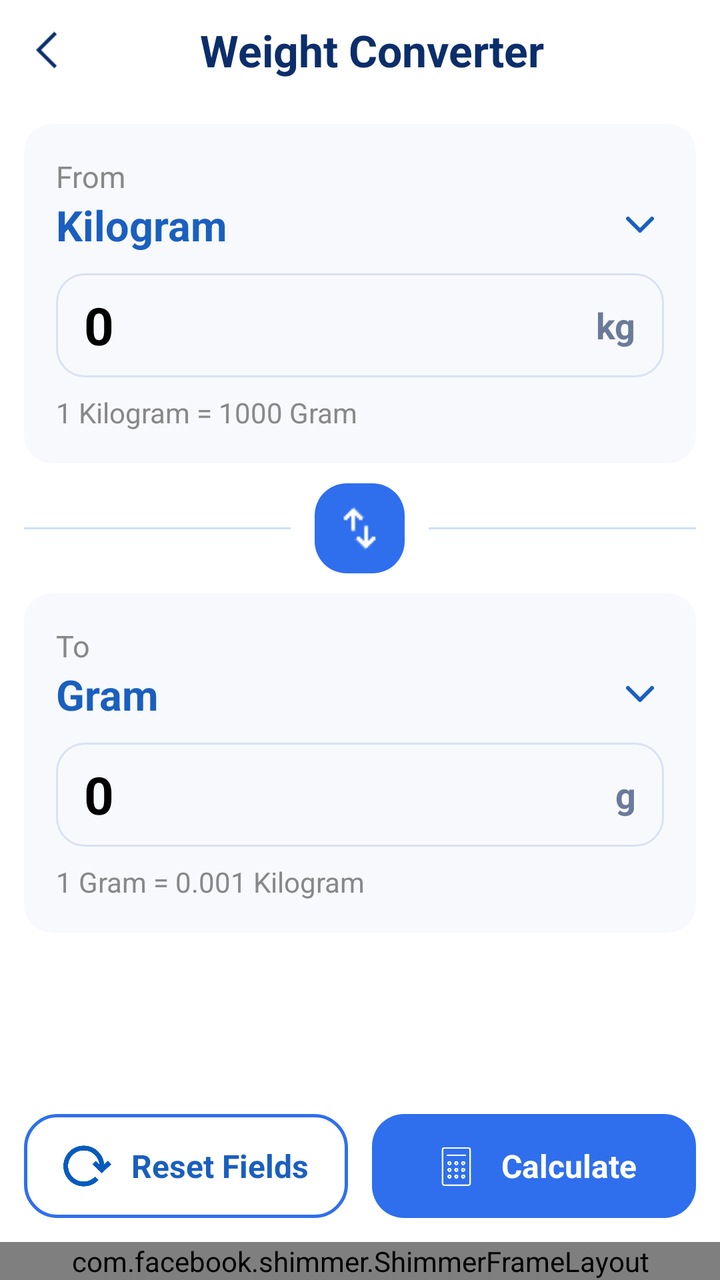
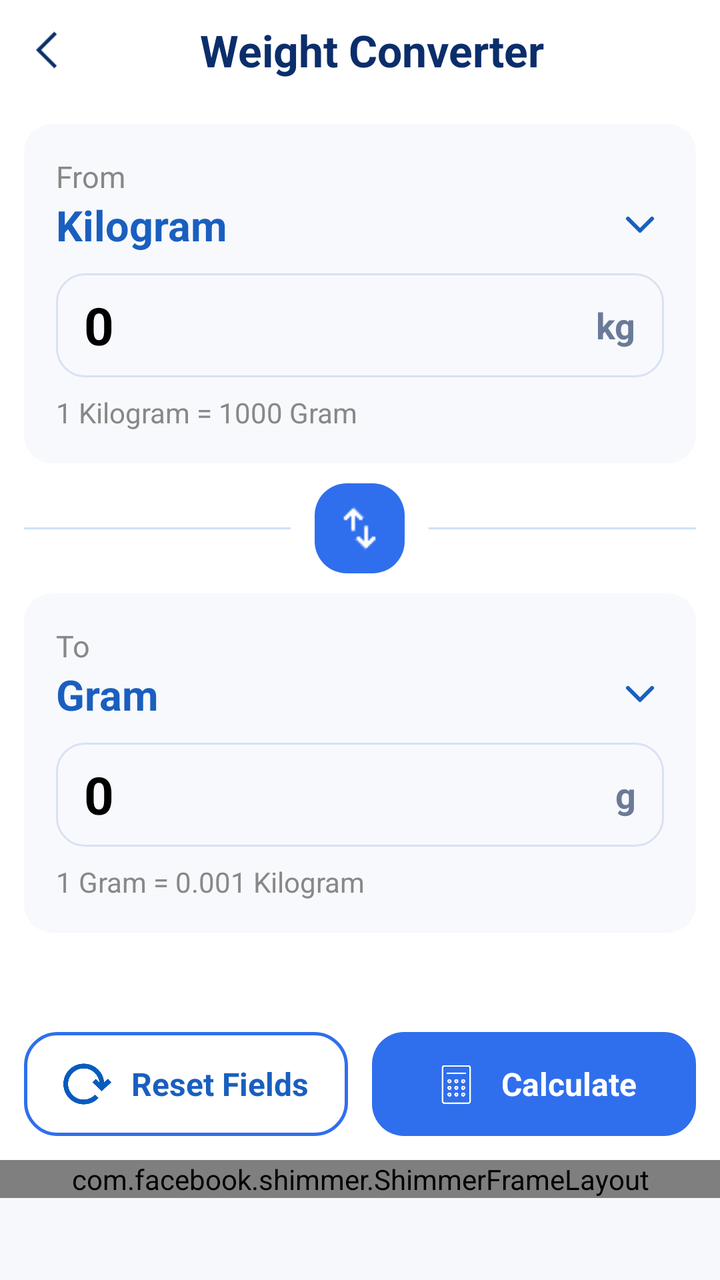

Two renders of the same Android screen: before a commit and after it. Below are the layout's source before the change and the commit's diff.
<!-- AndroidManifest.xml: application theme Theme.LoanSmart -->
<!-- res/layout/activity_weight_converter.xml -->
<?xml version="1.0" encoding="utf-8"?>
<LinearLayout
    xmlns:android="http://schemas.android.com/apk/res/android"
    xmlns:app="http://schemas.android.com/apk/res-auto"
    android:id="@+id/main"
    android:layout_width="match_parent"
    android:layout_height="match_parent"
    android:background="@color/background_color"
    android:orientation="vertical">

    <com.google.android.material.appbar.MaterialToolbar
        android:id="@+id/headerLayout"
        android:layout_width="match_parent"
        android:layout_height="50dp"
        android:background="@color/background_color"
        android:gravity="center_vertical"
        android:paddingStart="18dp"
        android:paddingEnd="18dp">

        <ImageView
            android:id="@+id/backButton"
            android:layout_width="22dp"
            android:layout_height="30dp"
            android:layout_gravity="center_vertical"
            android:src="@drawable/back_ic"
            app:tint="@color/header_blue_dark" />

        <TextView
            android:layout_width="wrap_content"
            android:layout_height="wrap_content"
            android:layout_gravity="center"
            android:layout_marginStart="12dp"
            android:text="Weight Converter"
            android:textColor="@color/header_blue_dark"
            android:textSize="22sp"
            android:textStyle="bold" />

    </com.google.android.material.appbar.MaterialToolbar>


    <LinearLayout
        android:layout_width="match_parent"
        android:layout_height="0dp"
        android:layout_weight="1"
        android:orientation="vertical"
        android:padding="12dp">

        
        <LinearLayout
            android:layout_width="match_parent"
            android:layout_height="wrap_content"
            android:background="@drawable/cash_fild_bg"
            android:orientation="vertical"
            android:padding="16dp">

            <TextView
                android:layout_width="wrap_content"
                android:layout_height="wrap_content"
                android:text="From"
                android:textColor="@color/grey"
                android:textSize="15sp" />

            <LinearLayout
                android:id="@+id/fromUnitSelector"
                android:layout_width="match_parent"
                android:layout_height="wrap_content"
                android:background="?attr/selectableItemBackground"
                android:clickable="true"
                android:focusable="true"
                android:gravity="center_vertical"
                android:orientation="horizontal">

                <TextView
                    android:id="@+id/tvFromUnit"
                    android:layout_width="0dp"
                    android:layout_height="wrap_content"
                    android:layout_weight="1"
                    android:text="Kilogram"
                    android:textColor="@color/header_blue_light"
                    android:textSize="21sp"
                    android:textStyle="bold" />

                <ImageView
                    android:layout_width="24dp"
                    android:layout_height="24dp"
                    android:src="@drawable/ic_dropdown"
                    app:tint="@color/header_blue_light" />

            </LinearLayout>

            <LinearLayout
                android:layout_width="match_parent"
                android:layout_height="52dp"
                android:layout_marginTop="10dp"
                android:background="@drawable/bg_input_field"
                android:gravity="center_vertical"
                android:orientation="horizontal"
                android:paddingStart="14dp"
                android:paddingEnd="14dp">

                <EditText
                    android:id="@+id/etFrom"
                    android:layout_width="0dp"
                    android:layout_height="match_parent"
                    android:layout_weight="1"
                    android:background="@null"
                    android:hint="0"
                    android:inputType="numberDecimal"
                    android:text="0"
                    android:textColor="@color/text_color"
                    android:textSize="26sp"
                    android:textStyle="bold" />

                <TextView
                    android:id="@+id/tvFromSymbol"
                    android:layout_width="wrap_content"
                    android:layout_height="wrap_content"
                    android:text="kg"
                    android:textColor="#6B7A99"
                    android:textSize="18sp"
                    android:textStyle="bold" />

            </LinearLayout>

            <TextView
                android:id="@+id/tvFromInfo"
                android:layout_width="wrap_content"
                android:layout_height="wrap_content"
                android:layout_marginTop="8dp"
                android:text="1 Kilogram = 1000 Gram"
                android:textColor="@color/grey"
                android:textSize="14sp" />

        </LinearLayout>


        <LinearLayout
            android:layout_width="match_parent"
            android:layout_height="wrap_content"
            android:layout_marginTop="10dp"
            android:layout_marginBottom="10dp"
            android:gravity="center_vertical"
            android:orientation="horizontal">

            <View
                android:layout_width="0dp"
                android:layout_height="1dp"
                android:layout_weight="1"
                android:background="#CFE0F7" />

            <FrameLayout
                android:id="@+id/btnSwap"
                android:layout_width="45dp"
                android:layout_height="45dp"
                android:layout_marginStart="12dp"
                android:layout_marginEnd="12dp"
                android:background="@drawable/bg_button_primary"
                android:clickable="true"
                android:focusable="true">

                <ImageView
                    android:layout_width="25dp"
                    android:layout_height="25dp"
                    android:layout_gravity="center"
                    android:src="@drawable/swap_ic"
                    android:contentDescription="Swap units"
                    app:tint="#FFFFFF" />

            </FrameLayout>

            <View
                android:layout_width="0dp"
                android:layout_height="1dp"
                android:layout_weight="1"
                android:background="#CFE0F7" />

        </LinearLayout>


        
        <LinearLayout
            android:layout_width="match_parent"
            android:layout_height="wrap_content"
            android:background="@drawable/cash_fild_bg"
            android:orientation="vertical"
            android:padding="16dp">

            <TextView
                android:layout_width="wrap_content"
                android:layout_height="wrap_content"
                android:text="To"
                android:textColor="@color/grey"
                android:textSize="15sp" />

            <LinearLayout
                android:id="@+id/toUnitSelector"
                android:layout_width="match_parent"
                android:layout_height="wrap_content"
                android:background="?attr/selectableItemBackground"
                android:clickable="true"
                android:focusable="true"
                android:gravity="center_vertical"
                android:orientation="horizontal">

                <TextView
                    android:id="@+id/tvToUnit"
                    android:layout_width="0dp"
                    android:layout_height="wrap_content"
                    android:layout_weight="1"
                    android:text="Gram"
                    android:textColor="@color/header_blue_light"
                    android:textSize="21sp"
                    android:textStyle="bold" />

                <ImageView
                    android:layout_width="24dp"
                    android:layout_height="24dp"
                    android:src="@drawable/ic_dropdown"
                    app:tint="@color/header_blue_light" />

            </LinearLayout>

            <LinearLayout
                android:layout_width="match_parent"
                android:layout_height="52dp"
                android:layout_marginTop="10dp"
                android:background="@drawable/bg_input_field"
                android:gravity="center_vertical"
                android:orientation="horizontal"
                android:paddingStart="14dp"
                android:paddingEnd="14dp">

                <EditText
                    android:id="@+id/etTo"
                    android:layout_width="0dp"
                    android:layout_height="match_parent"
                    android:layout_weight="1"
                    android:background="@null"
                    android:hint="0"
                    android:inputType="numberDecimal"
                    android:text="0"
                    android:textColor="@color/text_color"
                    android:textSize="26sp"
                    android:textStyle="bold" />

                <TextView
                    android:id="@+id/tvToSymbol"
                    android:layout_width="wrap_content"
                    android:layout_height="wrap_content"
                    android:text="g"
                    android:textColor="#6B7A99"
                    android:textSize="18sp"
                    android:textStyle="bold" />

            </LinearLayout>

            <TextView
                android:id="@+id/tvToInfo"
                android:layout_width="wrap_content"
                android:layout_height="wrap_content"
                android:layout_marginTop="8dp"
                android:text="1 Gram = 0.001 Kilogram"
                android:textColor="@color/grey"
                android:textSize="14sp" />

        </LinearLayout>

        
        <View
            android:layout_width="match_parent"
            android:layout_height="0dp"
            android:layout_weight="1"
            android:minHeight="48dp" />

        
        <LinearLayout
            android:layout_width="match_parent"
            android:layout_height="wrap_content"
            android:layout_marginTop="16dp"
            android:orientation="horizontal">

            <LinearLayout
                android:id="@+id/btnReset"
                android:layout_width="0dp"
                android:layout_height="52dp"
                android:layout_marginEnd="6dp"
                android:layout_weight="1"
                android:background="@drawable/bg_button_outline"
                android:clickable="true"
                android:focusable="true"
                android:gravity="center"
                android:orientation="horizontal">

                <ImageView
                    android:layout_width="24dp"
                    android:layout_height="24dp"
                    android:src="@drawable/reset_ic" />

                <TextView
                    android:layout_width="wrap_content"
                    android:layout_height="wrap_content"
                    android:layout_marginStart="10dp"
                    android:text="Reset Fields"
                    android:textColor="@color/header_blue_light"
                    android:textSize="16sp"
                    android:textStyle="bold" />

            </LinearLayout>

            <LinearLayout
                android:id="@+id/btnCalculate"
                android:layout_width="0dp"
                android:layout_height="52dp"
                android:layout_marginStart="6dp"
                android:layout_weight="1"
                android:background="@drawable/bg_button_primary"
                android:clickable="true"
                android:focusable="true"
                android:gravity="center"
                android:orientation="horizontal">

                <ImageView
                    android:layout_width="25dp"
                    android:layout_height="25dp"
                    android:src="@drawable/calculator_ic"
                    app:tint="@color/white" />

                <TextView
                    android:layout_width="wrap_content"
                    android:layout_height="wrap_content"
                    android:layout_marginStart="10dp"
                    android:text="Calculate"
                    android:textColor="@color/white"
                    android:textSize="16sp"
                    android:textStyle="bold" />

            </LinearLayout>

        </LinearLayout>

    </LinearLayout>
    <FrameLayout
        android:id="@+id/bannerContainer"
        android:layout_width="match_parent"
        android:layout_height="wrap_content"
        android:background="@color/screen_bg"
        android:gravity="center">

        <include
            layout="@layout/banner_shimmer_layout"
            android:layout_width="match_parent"
            android:layout_height="wrap_content" />
    </FrameLayout>
</LinearLayout>
<!-- res/layout/banner_shimmer_layout.xml (included above) -->
<?xml version="1.0" encoding="utf-8"?>
<com.facebook.shimmer.ShimmerFrameLayout xmlns:android="http://schemas.android.com/apk/res/android"
    xmlns:app="http://schemas.android.com/apk/res-auto"
    xmlns:tools="http://schemas.android.com/tools"
    android:id="@+id/shimmer_banner_container"
    android:layout_width="match_parent"
    android:layout_height="60dp"
    app:shimmer_auto_start="true"
    app:shimmer_base_color="@color/shimer_base_color"
    tools:ignore="MissingClass">

    <androidx.appcompat.widget.LinearLayoutCompat
        android:layout_width="match_parent"
        android:layout_height="match_parent"
        android:background="@color/white"
        android:gravity="center"
        android:orientation="horizontal">

        <androidx.appcompat.widget.AppCompatTextView
            android:layout_width="16dp"
            android:layout_height="16dp"
            android:layout_gravity="top"
            android:layout_marginStart="2dp"
            android:layout_marginTop="2dp"
            android:background="@drawable/ads_icon"
            android:gravity="center"
            android:text="@string/ad"
            android:textColor="@color/white"
            android:textSize="11sp" />

        <androidx.appcompat.widget.AppCompatImageView
            android:layout_width="40dp"
            android:layout_height="40dp"
            android:layout_margin="8dp"
            android:background="@color/lightTransparent"
            android:scaleType="centerCrop"
            tools:ignore="ContentDescription" />

        <androidx.appcompat.widget.LinearLayoutCompat
            android:layout_width="0dp"
            android:layout_height="match_parent"
            android:layout_gravity="center"
            android:layout_marginEnd="5dp"
            android:layout_weight="1"
            android:gravity="center"
            android:orientation="vertical">

            <androidx.appcompat.widget.AppCompatTextView
                android:layout_width="match_parent"
                android:layout_height="wrap_content"
                android:layout_marginTop="5dp"
                android:layout_marginBottom="2dp"
                android:background="@color/lightTransparent"
                android:ellipsize="end"
                android:lines="1"
                android:textColor="@android:color/black"
                android:textSize="15sp" />

            <androidx.appcompat.widget.AppCompatTextView
                android:layout_width="170dp"
                android:layout_height="wrap_content"
                android:layout_gravity="start"
                android:layout_marginTop="2dp"
                android:layout_marginBottom="5dp"
                android:background="@color/lightTransparent"
                android:ellipsize="end"
                android:lines="1"
                android:textColor="@android:color/darker_gray"
                android:textSize="14sp" />

        </androidx.appcompat.widget.LinearLayoutCompat>

        <androidx.appcompat.widget.LinearLayoutCompat
            android:layout_width="100dp"
            android:layout_height="match_parent"
            android:layout_gravity="center"
            android:layout_marginTop="5dp"
            android:layout_marginEnd="5dp"
            android:layout_marginBottom="5dp"
            android:background="@drawable/bg_card_ads"
            android:backgroundTint="@color/lightTransparent"
            android:gravity="center"
            android:textColor="@android:color/white"
            android:textSize="12sp" />

    </androidx.appcompat.widget.LinearLayoutCompat>

</com.facebook.shimmer.ShimmerFrameLayout>
<!-- resources referenced by this layout -->
<resources>
  <color name="background_color">#FFFFFF</color>
  <color name="grey">#888</color>
  <color name="header_blue_dark">#0B2E6B</color>
  <color name="header_blue_light">#1A5FBF</color>
  <color name="lightTransparent">#16000000</color>
  <color name="screen_bg">#F7F8FC</color>
  <color name="shimer_base_color">#979595</color>
  <color name="text_color">#FF000000</color>
  <color name="white">#FFFFFF</color>
  <!-- drawable ads_icon (drawable) -->
  <?xml version="1.0" encoding="utf-8"?>
  <shape xmlns:android="http://schemas.android.com/apk/res/android">
      <solid android:color="#0E204A" />
      <corners android:radius="16dp" />
  </shape>
  <!-- drawable bg_button_outline (drawable) -->
  <?xml version="1.0" encoding="utf-8"?>
  <shape xmlns:android="http://schemas.android.com/apk/res/android"
      android:shape="rectangle">
  
      <solid android:color="@android:color/transparent" />
  
      <stroke
          android:width="1.5dp"
          android:color="@color/gradient_end" />
  
      <corners android:radius="16dp" />
  
      <padding
          android:left="12dp"
          android:top="8dp"
          android:right="12dp"
          android:bottom="8dp" />
  
  </shape>
  <!-- drawable bg_button_primary (drawable) -->
  <?xml version="1.0" encoding="utf-8"?>
  <shape xmlns:android="http://schemas.android.com/apk/res/android"
      android:shape="rectangle">
  
      <solid android:color="@color/gradient_end" />
  
      <corners android:radius="16dp" />
  
      <padding
          android:left="12dp"
          android:top="8dp"
          android:right="12dp"
          android:bottom="8dp" />
  
  </shape>
  <!-- drawable bg_card_ads (drawable) -->
  <?xml version="1.0" encoding="utf-8"?>
  <shape xmlns:android="http://schemas.android.com/apk/res/android"
      android:shape="rectangle">
      <corners android:radius="10dp" />
      <solid android:color="@color/white" />
      <stroke
          android:width="1dp"
          android:color="@color/white" />
  </shape>
  <!-- drawable bg_input_field (drawable) -->
  <?xml version="1.0" encoding="utf-8"?>
  <shape xmlns:android="http://schemas.android.com/apk/res/android"
      android:shape="rectangle">
  
      <solid android:color="#F7F9FC" />
  
      <stroke
          android:width="1dp"
          android:color="#D9E2F2" />
  
      <corners android:radius="14dp" />
  
      <padding
          android:left="16dp"
          android:top="8dp"
          android:right="16dp"
          android:bottom="8dp" />
  
  </shape>
  <!-- drawable cash_fild_bg (drawable) -->
  <?xml version="1.0" encoding="utf-8"?>
  <shape xmlns:android="http://schemas.android.com/apk/res/android"
      android:shape="rectangle">
  
      <solid android:color="#F7F9FC" />
  
      <corners android:radius="14dp" />
  
      <padding
          android:left="16dp"
          android:top="8dp"
          android:right="16dp"
          android:bottom="8dp" />
  
  </shape>
  <!-- drawable ic_dropdown (drawable) -->
  <?xml version="1.0" encoding="utf-8"?>
  <vector xmlns:android="http://schemas.android.com/apk/res/android"
      android:width="24dp"
      android:height="24dp"
      android:viewportWidth="24"
      android:viewportHeight="24">
  
      <path
          android:fillColor="@android:color/transparent"
          android:pathData="M6,9 L12,15 L18,9"
          android:strokeColor="#6FA800"
          android:strokeWidth="2"
          android:strokeLineCap="round"
          android:strokeLineJoin="round" />
  
  </vector>
  <!-- drawable swap_ic: png bitmap (drawable, 348 bytes) -->
  <string name="ad">Ad</string>
  <style name="Theme.LoanSmart" parent="Theme.Material3.DayNight.NoActionBar">
        
  
          <item name="colorPrimary">@color/primary_blue</item>
          <item name="colorOnPrimary">@color/white</item>
          <item name="android:statusBarColor">@color/header_blue_light</item>
          <item name="android:windowLightStatusBar">true</item>
          <item name="android:navigationBarColor">@color/white</item>
          <item name="android:windowBackground">@color/white</item>
      </style>
  <color name="gradient_end">#2F6FED</color>
  <color name="primary_blue">#1F6FEB</color>
  <!-- unchanged entries left out for length: 3 -->
</resources>

<!-- the commit's change to res/layout/activity_weight_converter.xml (unified diff, before → after) -->
@@ -342,7 +342,7 @@
     <FrameLayout
         android:id="@+id/bannerContainer"
         android:layout_width="match_parent"
-        android:layout_height="wrap_content"
+        android:layout_height="60dp"
         android:background="@color/screen_bg"
         android:gravity="center">
 
